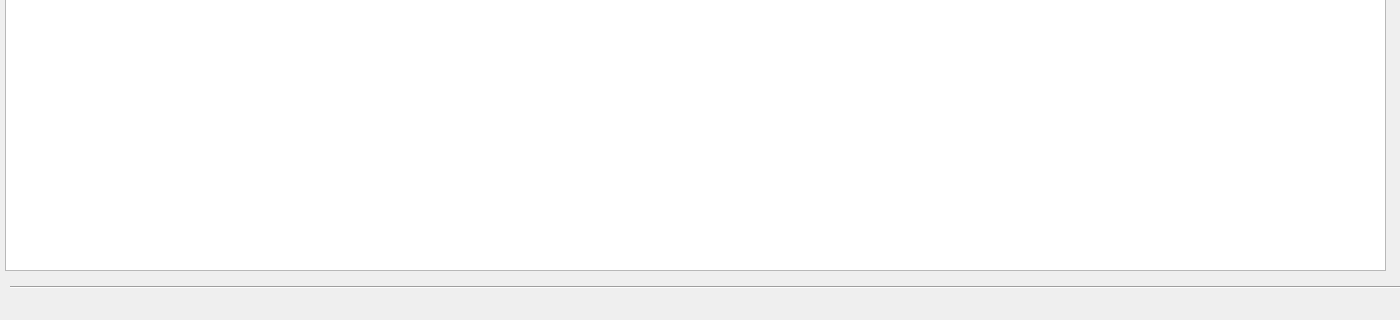
Above: source/glybook.ui from sophieham/Glybook before the change; both pictures show x 0 to 1400 and y 480 to 800 of the 1400 by 800 pixel window. Below: the same form after it.
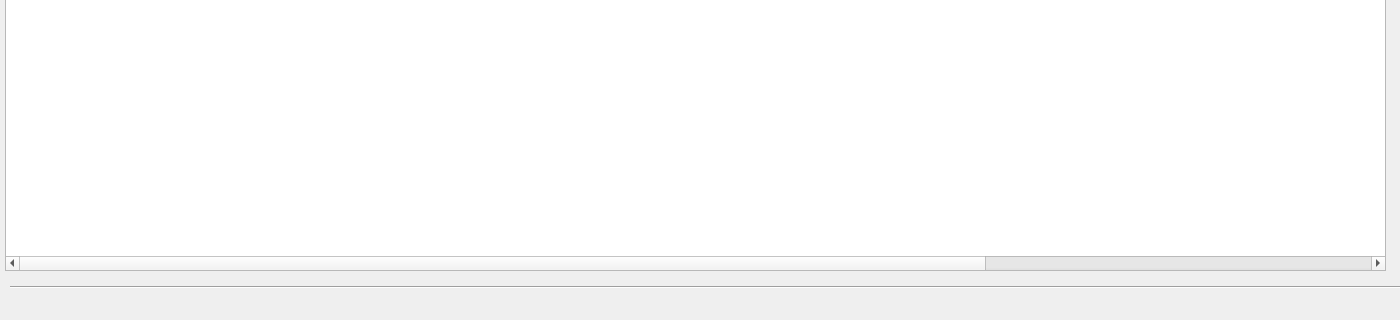
That is the form after the change. Icons and pictures are not drawn.

```diff
--- a/source/glybook.ui
+++ b/source/glybook.ui
@@ -40,7 +40,7 @@
      <enum>Qt::ScrollBarAsNeeded</enum>
     </property>
     <property name="horizontalScrollBarPolicy">
-     <enum>Qt::ScrollBarAlwaysOff</enum>
+     <enum>Qt::ScrollBarAsNeeded</enum>
     </property>
     <property name="autoScroll">
      <bool>false</bool>
```
Left out of the diff: 3 changed lines with no effect on the pictures.
